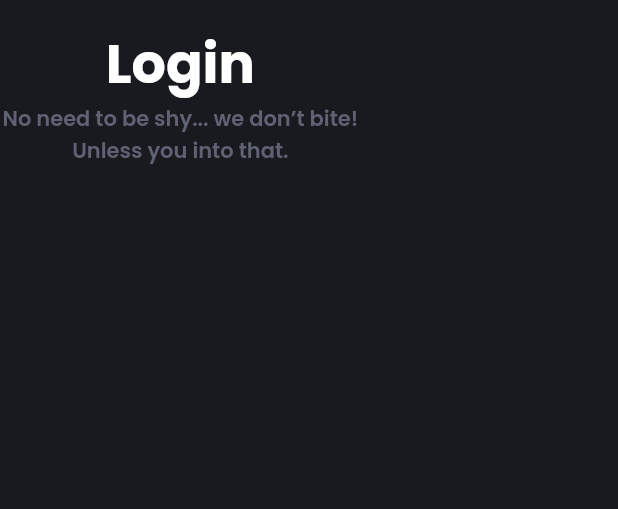
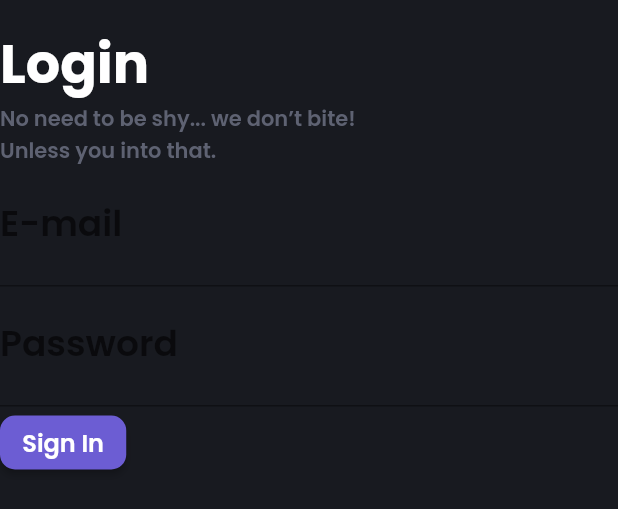
Before and after one commit to DreFlo/lgp-2223-sc1, a Flutter app: the LoginPage widget shown alone on an empty page, opened directly, on a phone screen of 412 x 824 dp. Shown: the top 509 px of the screen. Run offline on Flutter 3.47's test engine with Material 2 defaults, Android fonts, the phone set to English and light mode, and no system bars; our stand-ins replace floor, flutter_svg, get_it, like_button, lottie, rive and 1 more; missing offline and left inert: books_finder, emojis, tmdb_api; accounts and stored records are empty; generated files the repository leaves out were written again; network calls fail.

Commit message:
Add text inputs and button to login page

```diff
--- a/src/lib/pages/auth/login_page.dart
+++ b/src/lib/pages/auth/login_page.dart
@@ -9,21 +9,44 @@ class LoginPage extends StatelessWidget {
   Widget build(BuildContext context) {
     //TODO: Implement Login page
 
-    return Container(
+    return SizedBox(
+        child: Padding(
             padding: const EdgeInsets.only(top: 15),
-        child: Column(children: [
-          Column(mainAxisAlignment: MainAxisAlignment.center, children: [
-            Text(
-              "Login",
+            child:
+                Column(crossAxisAlignment: CrossAxisAlignment.start, children: [
+              Text("Login",
                   style: Theme.of(context).textTheme.titleLarge,
-              textAlign: TextAlign.center,
-            ),
+                  textAlign: TextAlign.left),
               Text(
                   "No need to be shy... we don’t bite! \nUnless you into that.",
                   style: Theme.of(context).textTheme.labelMedium,
-              textAlign: TextAlign.center,
+                  textAlign: TextAlign.left),
+              const TextField(
+                  decoration: InputDecoration(
+                border: UnderlineInputBorder(),
+                labelText: 'E-mail',
+              )),
+              const TextField(
+                  obscureText: true,
+                  decoration: InputDecoration(
+                    border: UnderlineInputBorder(),
+                    labelText: 'Password',
+                  )),
+              ElevatedButton(
+                style: ButtonStyle(
+                    backgroundColor: MaterialStateProperty.all(primaryColor),
+                    shape: MaterialStateProperty.all<RoundedRectangleBorder>(
+                        const RoundedRectangleBorder(
+                            borderRadius: BorderRadius.only(
+                                topRight: Radius.circular(10),
+                                topLeft: Radius.circular(10),
+                                bottomRight: Radius.circular(10),
+                                bottomLeft: Radius.circular(10))))),
+                child: const Text('Sign In'),
+                onPressed: () {
+                  print("Pressed signin btn!");
+                },
               )
-          ])
-        ]));
+            ])));
   }
 }
```
Lines whose indentation alone changed are shown as unchanged.
